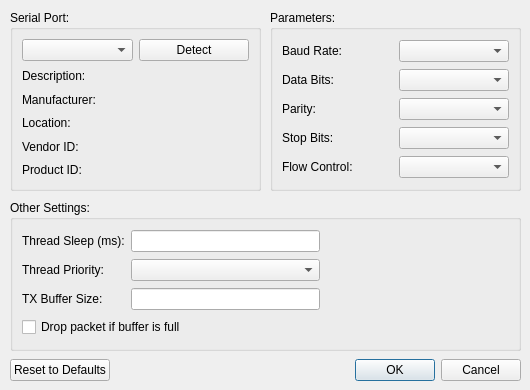
This is qt-ebug2014-control-mc/qt-ebug2014-control-mc/XBeeConnectDialog.ui in monash-wsrn/ebug2014-qt as Qt 5 draws it before an edit. The edited form follows.
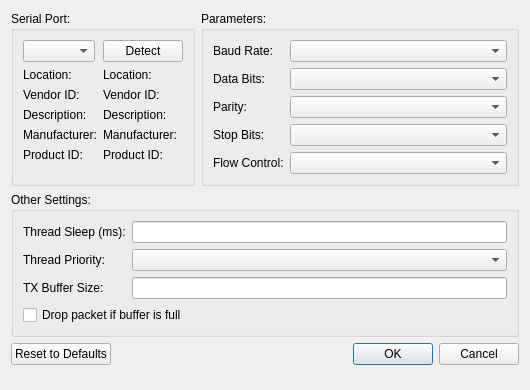
This is the edited form.

What changed in the file:
```diff
--- a/qt-ebug2014-control-mc/qt-ebug2014-control-mc/XBeeConnectDialog.ui
+++ b/qt-ebug2014-control-mc/qt-ebug2014-control-mc/XBeeConnectDialog.ui
@@ -31,32 +31,15 @@
   <property name="windowTitle">
    <string>Connect to XBee</string>
   </property>
+  <layout class="QFormLayout" name="formLayout">
+   <item row="0" column="0">
   <widget class="QGroupBox" name="selectBox">
-   <property name="geometry">
-    <rect>
-     <x>10</x>
-     <y>10</y>
-     <width>251</width>
-     <height>181</height>
-    </rect>
-   </property>
    <property name="title">
     <string>Serial Port:</string>
    </property>
-   <layout class="QGridLayout" name="gridLayout">
-    <item row="5" column="0" colspan="2">
-     <widget class="QLabel" name="pidLabel">
-      <property name="text">
-       <string>Product ID:</string>
-      </property>
-     </widget>
-    </item>
-    <item row="2" column="0" colspan="2">
-     <widget class="QLabel" name="manufacturerLabel">
-      <property name="text">
-       <string>Manufacturer:</string>
-      </property>
-     </widget>
+     <layout class="QFormLayout" name="formLayout_2">
+      <item row="0" column="0">
+       <widget class="QComboBox" name="serialPortInfoListBox"/>
     </item>
     <item row="0" column="1">
      <widget class="QPushButton" name="detectPushButton">
@@ -65,48 +48,85 @@
       </property>
      </widget>
     </item>
-    <item row="4" column="0" colspan="2">
+      <item row="1" column="0">
+       <widget class="QLabel" name="locationLabelInfo">
+        <property name="text">
+         <string>Location:</string>
+        </property>
+       </widget>
+      </item>
+      <item row="1" column="1">
+       <widget class="QLabel" name="locationLabel">
+        <property name="text">
+         <string>Location:</string>
+        </property>
+       </widget>
+      </item>
+      <item row="2" column="0">
+       <widget class="QLabel" name="vidLabelInfo">
+        <property name="text">
+         <string>Vendor ID:</string>
+        </property>
+       </widget>
+      </item>
+      <item row="2" column="1">
      <widget class="QLabel" name="vidLabel">
       <property name="text">
        <string>Vendor ID:</string>
       </property>
      </widget>
     </item>
-    <item row="1" column="0" colspan="2">
+      <item row="3" column="0">
+       <widget class="QLabel" name="descriptionLabelInfo">
+        <property name="text">
+         <string>Description:</string>
+        </property>
+       </widget>
+      </item>
+      <item row="3" column="1">
      <widget class="QLabel" name="descriptionLabel">
       <property name="text">
        <string>Description:</string>
       </property>
      </widget>
     </item>
-    <item row="3" column="0" colspan="2">
-     <widget class="QLabel" name="locationLabel">
+      <item row="4" column="0">
+       <widget class="QLabel" name="manufacturerLabelInfo">
       <property name="text">
-       <string>Location:</string>
+         <string>Manufacturer:</string>
       </property>
      </widget>
     </item>
-    <item row="0" column="0">
-     <widget class="QComboBox" name="serialPortInfoListBox"/>
+      <item row="4" column="1">
+       <widget class="QLabel" name="manufacturerLabel">
+        <property name="text">
+         <string>Manufacturer:</string>
+        </property>
+       </widget>
+      </item>
+      <item row="5" column="0">
+       <widget class="QLabel" name="pidLabelInfo">
+        <property name="text">
+         <string>Product ID:</string>
+        </property>
+       </widget>
+      </item>
+      <item row="5" column="1">
+       <widget class="QLabel" name="pidLabel">
+        <property name="text">
+         <string>Product ID:</string>
+        </property>
+       </widget>
     </item>
    </layout>
   </widget>
+   </item>
+   <item row="0" column="1">
   <widget class="QGroupBox" name="parametersBox">
-   <property name="geometry">
-    <rect>
-     <x>270</x>
-     <y>10</y>
-     <width>251</width>
-     <height>181</height>
-    </rect>
-   </property>
    <property name="title">
     <string>Parameters:</string>
    </property>
-   <layout class="QGridLayout" name="gridLayout_2">
-    <item row="2" column="1">
-     <widget class="QComboBox" name="parityBox"/>
-    </item>
+     <layout class="QFormLayout" name="formLayout_3">
     <item row="0" column="0">
      <widget class="QLabel" name="baudRateLabel">
       <property name="text">
@@ -114,29 +134,9 @@
       </property>
      </widget>
     </item>
-    <item row="4" column="0">
-     <widget class="QLabel" name="flowControlLabel">
-      <property name="text">
-       <string>Flow Control:</string>
-      </property>
-     </widget>
-    </item>
-    <item row="3" column="0">
-     <widget class="QLabel" name="stopBitsLabel">
-      <property name="text">
-       <string>Stop Bits:</string>
-      </property>
-     </widget>
-    </item>
     <item row="0" column="1">
      <widget class="QComboBox" name="baudRateBox"/>
     </item>
-    <item row="3" column="1">
-     <widget class="QComboBox" name="stopBitsBox"/>
-    </item>
-    <item row="4" column="1">
-     <widget class="QComboBox" name="flowControlBox"/>
-    </item>
     <item row="1" column="0">
      <widget class="QLabel" name="dataBitsLabel">
       <property name="text">
@@ -154,44 +154,41 @@
       </property>
      </widget>
     </item>
-   </layout>
-  </widget>
+      <item row="2" column="1">
+       <widget class="QComboBox" name="parityBox"/>
+      </item>
+      <item row="3" column="0">
+       <widget class="QLabel" name="stopBitsLabel">
+        <property name="text">
+         <string>Stop Bits:</string>
+        </property>
+       </widget>
+      </item>
+      <item row="3" column="1">
+       <widget class="QComboBox" name="stopBitsBox"/>
+      </item>
+      <item row="4" column="0">
+       <widget class="QLabel" name="flowControlLabel">
+        <property name="text">
+         <string>Flow Control:</string>
+        </property>
+       </widget>
+      </item>
+      <item row="4" column="1">
+       <widget class="QComboBox" name="flowControlBox"/>
+      </item>
+     </layout>
+    </widget>
+   </item>
+   <item row="1" column="0" colspan="2">
   <widget class="QGroupBox" name="otherSettingsBox">
-   <property name="geometry">
-    <rect>
-     <x>10</x>
-     <y>200</y>
-     <width>511</width>
-     <height>151</height>
-    </rect>
-   </property>
    <property name="title">
     <string>Other Settings:</string>
    </property>
-   <layout class="QGridLayout" name="gridLayout_3">
-    <item row="0" column="2">
-     <spacer name="horizontalSpacer">
-      <property name="orientation">
-       <enum>Qt::Horizontal</enum>
+     <layout class="QFormLayout" name="formLayout_4">
+      <property name="fieldGrowthPolicy">
+       <enum>QFormLayout::AllNonFixedFieldsGrow</enum>
       </property>
-      <property name="sizeHint" stdset="0">
-       <size>
-        <width>40</width>
-        <height>20</height>
-       </size>
-      </property>
-     </spacer>
-    </item>
-    <item row="4" column="0" colspan="2">
-     <widget class="QCheckBox" name="dropPacketCheckBox">
-      <property name="text">
-       <string>Drop packet if buffer is full</string>
-      </property>
-     </widget>
-    </item>
-    <item row="3" column="1">
-     <widget class="QLineEdit" name="txBufferSizeEdit"/>
-    </item>
     <item row="0" column="0">
      <widget class="QLabel" name="dataBitsLabel_3">
       <property name="text">
@@ -199,63 +196,40 @@
       </property>
      </widget>
     </item>
-    <item row="3" column="0">
-     <widget class="QLabel" name="dataBitsLabel_2">
-      <property name="text">
-       <string>TX Buffer Size:</string>
-      </property>
-     </widget>
-    </item>
-    <item row="2" column="0">
+      <item row="0" column="1">
+       <widget class="QLineEdit" name="threadSleepEdit"/>
+      </item>
+      <item row="1" column="0">
      <widget class="QLabel" name="baudRateLabel_2">
       <property name="text">
        <string>Thread Priority:</string>
       </property>
      </widget>
     </item>
-    <item row="0" column="1">
-     <widget class="QLineEdit" name="threadSleepEdit"/>
-    </item>
-    <item row="2" column="1">
+      <item row="1" column="1">
      <widget class="QComboBox" name="threadPriorityBox"/>
     </item>
-    <item row="2" column="2">
-     <spacer name="horizontalSpacer_2">
-      <property name="orientation">
-       <enum>Qt::Horizontal</enum>
-      </property>
-      <property name="sizeHint" stdset="0">
-       <size>
-        <width>40</width>
-        <height>20</height>
-       </size>
-      </property>
-     </spacer>
-    </item>
-    <item row="3" column="2">
-     <spacer name="horizontalSpacer_3">
-      <property name="orientation">
-       <enum>Qt::Horizontal</enum>
-      </property>
-      <property name="sizeHint" stdset="0">
-       <size>
-        <width>40</width>
-        <height>20</height>
-       </size>
-      </property>
-     </spacer>
+      <item row="2" column="0">
+       <widget class="QLabel" name="dataBitsLabel_2">
+        <property name="text">
+         <string>TX Buffer Size:</string>
+        </property>
+       </widget>
+      </item>
+      <item row="2" column="1">
+       <widget class="QLineEdit" name="txBufferSizeEdit"/>
+      </item>
+      <item row="3" column="0" colspan="2">
+       <widget class="QCheckBox" name="dropPacketCheckBox">
+        <property name="text">
+         <string>Drop packet if buffer is full</string>
+        </property>
+       </widget>
     </item>
    </layout>
   </widget>
-  <widget class="QWidget" name="horizontalLayoutWidget">
-   <property name="geometry">
-    <rect>
-     <x>10</x>
-     <y>350</y>
-     <width>511</width>
-     <height>41</height>
-    </rect>
-   </property>
+   </item>
+   <item row="2" column="0" colspan="2">
    <layout class="QHBoxLayout" name="horizontalLayout">
     <item>
      <widget class="QPushButton" name="resetToDefaultsPushButton">
@@ -275,7 +249,8 @@
      </widget>
     </item>
    </layout>
-  </widget>
+   </item>
+  </layout>
  </widget>
  <tabstops>
   <tabstop>serialPortInfoListBox</tabstop>
```
Lines whose indentation alone changed are shown as unchanged.
